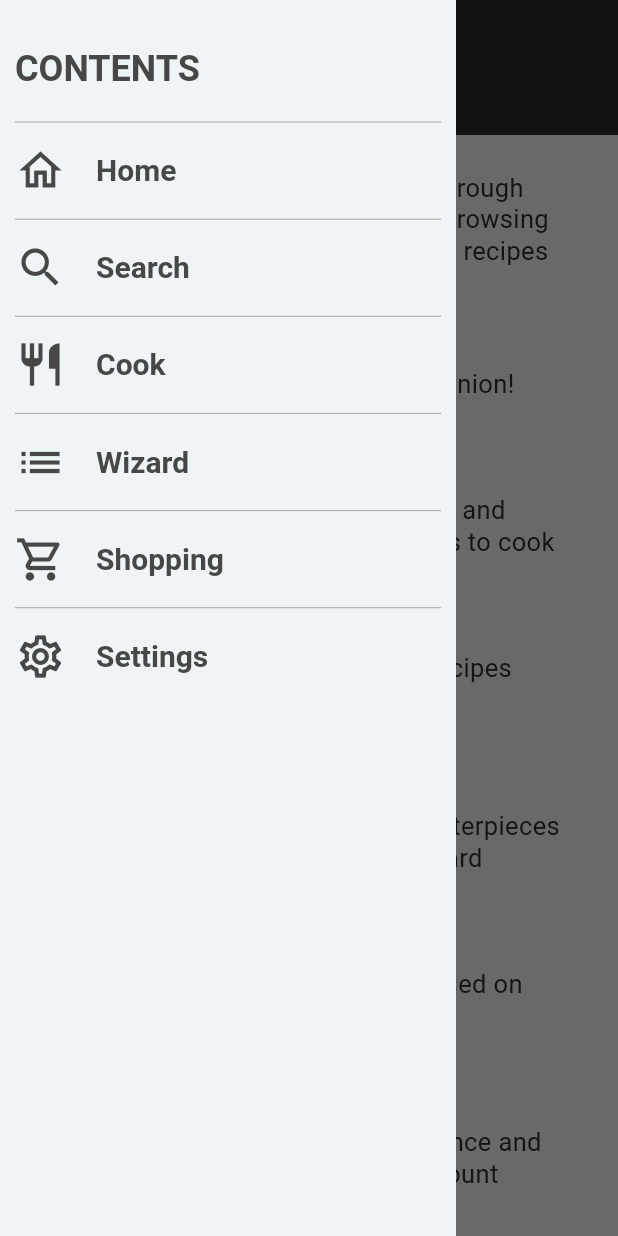
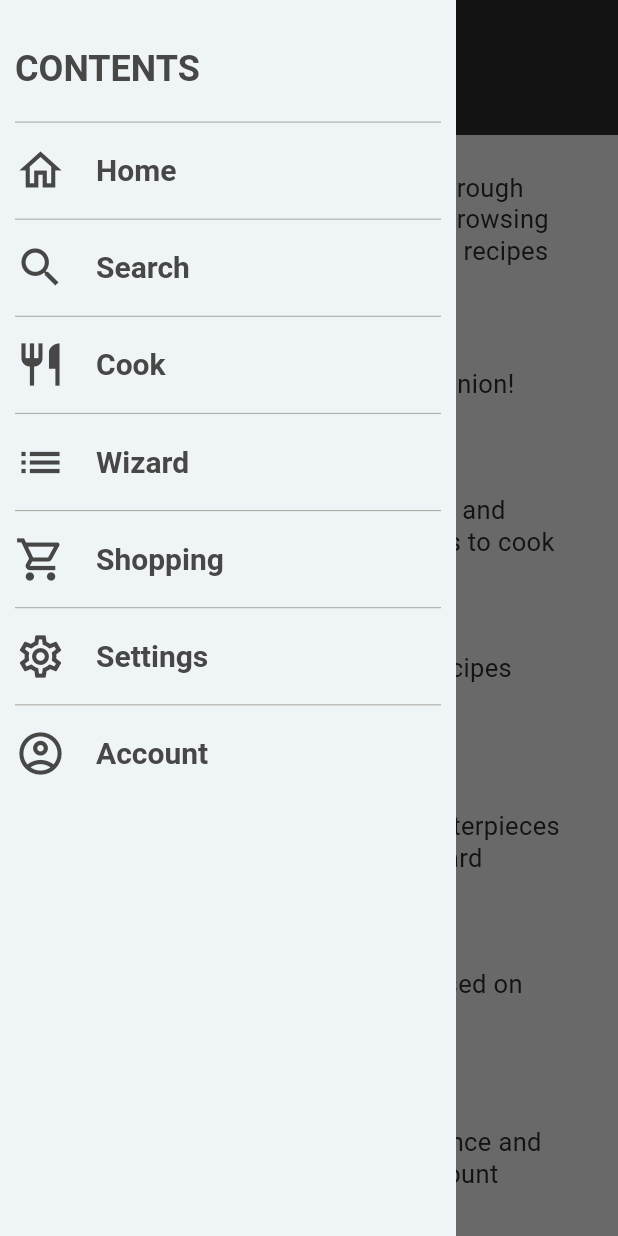
Before and after one commit to tsirbunen/cooking-companion-mobile, a Flutter app: the screen it shows after launch, with the side drawer open, on a phone screen of 412 x 824 dp. Run offline on Flutter 3.47's test engine with Material 3 defaults, Android fonts, the phone set to English and light mode, and no system bars; our stand-ins replace equatable, flutter_bloc, freezed_annotation, get_it, go_router, graphql and 1 more; Roboto replaces fonts that are missing (Quicksand).

Commit message:
Add routing bare minimum for Account

```diff
--- a/lib/app_services/router/route_enum.dart
+++ b/lib/app_services/router/route_enum.dart
@@ -8,4 +8,5 @@ enum RouteEnum {
   wizard,
   shopping,
   settings,
+  account,
 }
--- a/lib/app_services/router/route_enum_description_extension.dart
+++ b/lib/app_services/router/route_enum_description_extension.dart
@@ -15,6 +15,8 @@ extension DescriptionExtension on RouteEnum {
         return 'Craft your own culinary masterpieces with the recipe creation wizard';
       case RouteEnum.shopping:
         return 'Generate a shopping list based on recipe ingredients';
+      case RouteEnum.account:
+        return 'Sign in or create an account to create and manage your recipes';
       default:
         throw Exception('Route description not implemented!');
     }
--- a/lib/app_services/router/route_enum_drawer_extension.dart
+++ b/lib/app_services/router/route_enum_drawer_extension.dart
@@ -9,6 +9,7 @@ extension DrawerExtension on RouteEnum {
         RouteEnum.wizard: Icons.list,
         RouteEnum.shopping: Icons.shopping_cart_outlined,
         RouteEnum.settings: Icons.settings_outlined,
+        RouteEnum.account: Icons.account_circle_outlined,
       }[this]!;
 
   String get label => {
@@ -18,6 +19,7 @@ extension DrawerExtension on RouteEnum {
         RouteEnum.settings: 'Settings',
         RouteEnum.shopping: 'Shopping',
         RouteEnum.wizard: 'Wizard',
+        RouteEnum.account: 'Account',
       }[this]!;
 }
 
--- a/lib/app_services/router/route_enum_go_route_extension.dart
+++ b/lib/app_services/router/route_enum_go_route_extension.dart
@@ -38,6 +38,11 @@ extension GoRouteExtension on RouteEnum {
           path: ShoppingRoute.path,
           builder: (context, state) => ShoppingRoute().build(context, state),
         );
+      case RouteEnum.account:
+        return GoRoute(
+          path: AccountRoute.path,
+          builder: (context, state) => AccountRoute().build(context, state),
+        );
       default:
         throw Exception('GoRoute not implemented!');
     }
--- a/lib/app_services/router/route_enum_path_extension.dart
+++ b/lib/app_services/router/route_enum_path_extension.dart
@@ -18,6 +18,8 @@ extension PathExtension on RouteEnum {
         return WizardRoute.path;
       case RouteEnum.shopping:
         return ShoppingRoute.path;
+      case RouteEnum.account:
+        return AccountRoute.path;
       default:
         throw Exception('Route path not implemented!');
     }
```
Also changed, not shown: lib/app_services/router/routes.dart (+11 -0 lines), lib/presentation/pages/account/account_page.dart (added, +29 -0 lines), lib/app_services/router/routes.g.dart, 1 other file.
